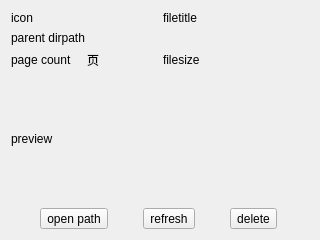
This is components/widget_assembler_similar_result_preview/widget_comic_info/res/comic_info.ui in PPJUST/ComicDup as Qt 5 draws it before an edit. The edited form follows.
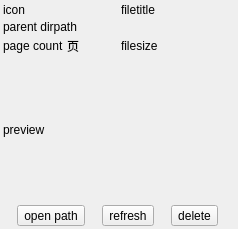
This is the edited form.

```diff
--- a/components/widget_assembler_similar_result_preview/widget_comic_info/res/comic_info.ui
+++ b/components/widget_assembler_similar_result_preview/widget_comic_info/res/comic_info.ui
@@ -6,14 +6,29 @@
    <rect>
     <x>0</x>
     <y>0</y>
-    <width>320</width>
-    <height>240</height>
+    <width>238</width>
+    <height>229</height>
    </rect>
   </property>
   <property name="windowTitle">
    <string>Form</string>
   </property>
   <layout class="QVBoxLayout" name="verticalLayout" stretch="0,0,0,1,0">
+   <property name="spacing">
+    <number>3</number>
+   </property>
+   <property name="leftMargin">
+    <number>3</number>
+   </property>
+   <property name="topMargin">
+    <number>3</number>
+   </property>
+   <property name="rightMargin">
+    <number>3</number>
+   </property>
+   <property name="bottomMargin">
+    <number>3</number>
+   </property>
    <item>
     <layout class="QHBoxLayout" name="horizontalLayout">
      <item>
```
